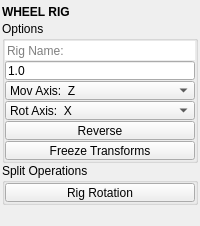
First picture: the form in mayatk/rig_utils/wheel_rig.ui, repository m3trik/mayatk, before the edit.
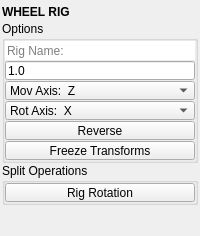
Second picture: the form after the edit. Custom widgets are drawn as their Qt base class.

```diff
--- a/mayatk/rig_utils/wheel_rig.ui
+++ b/mayatk/rig_utils/wheel_rig.ui
@@ -357,6 +357,9 @@
         <property name="orientation">
          <enum>Qt::Vertical</enum>
         </property>
+        <property name="sizeType">
+         <enum>QSizePolicy::Fixed</enum>
+        </property>
         <property name="sizeHint" stdset="0">
          <size>
           <width>0</width>
```
Left out of the diff: 12 changed lines with no effect on the pictures.
